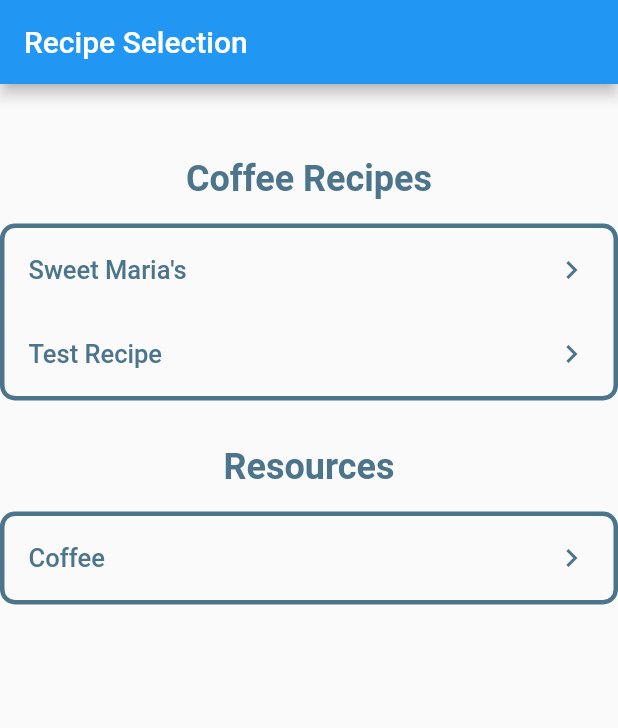
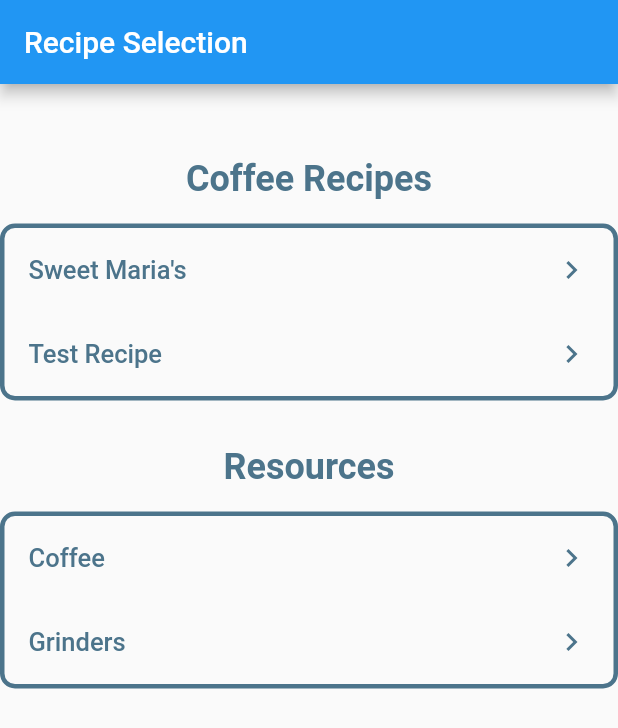
Before and after one commit to DarckHorse/software_engineering_assign_1, a Flutter app: the screen it shows after launch, on a phone screen of 412 x 824 dp. Shown: the top 728 px of the screen. Run offline on Flutter 3.47's test engine with Material 2 defaults, Android fonts, the phone set to English and light mode, and no system bars.

Commit message:
added grinder resource button and functionality

```diff
--- a/lib/screens/recipe_selection_screen.dart
+++ b/lib/screens/recipe_selection_screen.dart
@@ -104,6 +104,16 @@ class ResourceList extends StatelessWidget {
                       fontWeight: FontWeight.w500,
                       fontSize: 17)),
               trailing: Icon(Icons.chevron_right, color: Color(0xff4C748B)),
+            ),
+            ListTile(
+              onTap: () => launch(
+                  'https://nymag.com/strategist/article/best-coffee-grinders.html'),
+              title: Text("Grinders",
+                  style: TextStyle(
+                      color: Color(0xff4C748B),
+                      fontWeight: FontWeight.w500,
+                      fontSize: 17)),
+              trailing: Icon(Icons.chevron_right, color: Color(0xff4C748B)),
             )
           ],
         ));
```
Also changed, not shown: 1 other file.
